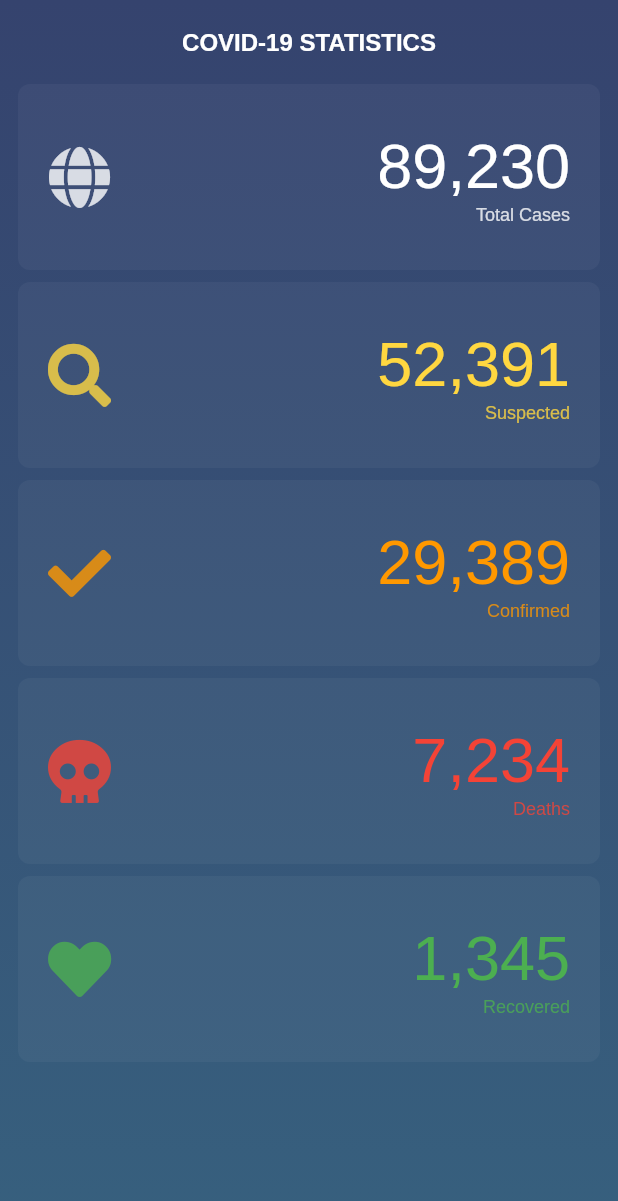
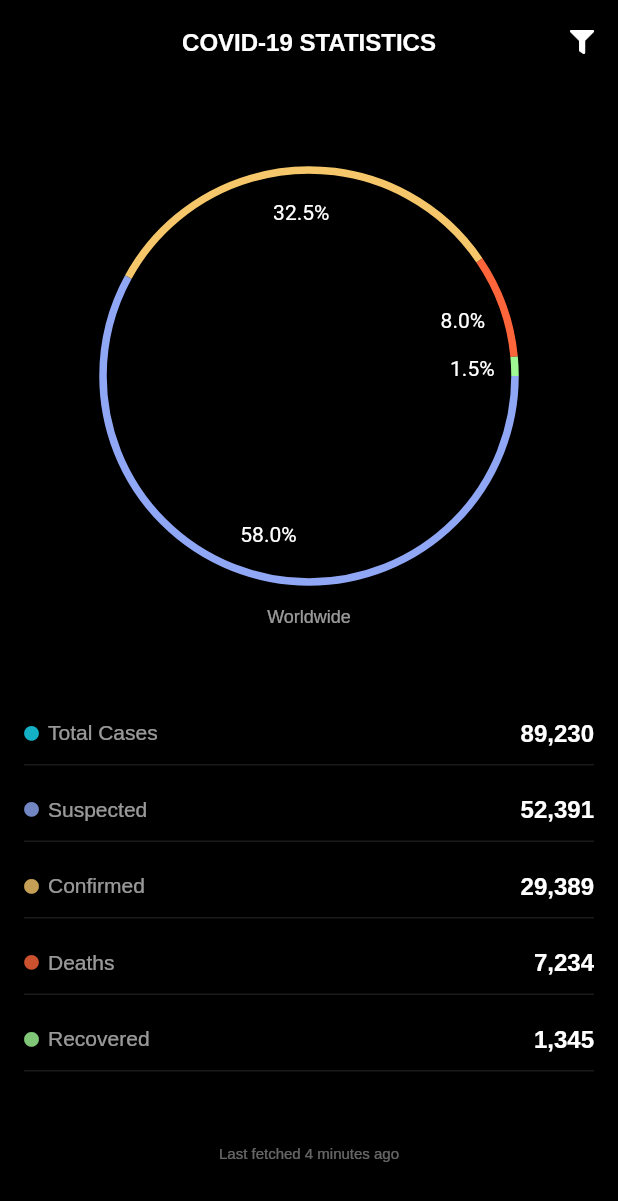
Before and after one commit to shyrwinsia/corona-watch, a Flutter app: the screen it shows after launch, on a phone screen of 412 x 824 dp. Shown: the top 1201 px of the screen. Run offline on Flutter 3.47's test engine with Material 2 defaults, Android fonts, the phone set to English and light mode, and no system bars; our stand-ins replace font_awesome_flutter.

Commit message:
Added chart

```diff
--- /dev/null
+++ b/lib/chart/chart_painter.dart
@@ -0,0 +1,114 @@
+import 'dart:math' as math;
+
+import 'package:flutter/material.dart';
+import 'pie_chart.dart';
+
+class PieChartPainter extends CustomPainter {
+  List<Paint> _paintList = [];
+  List<double> _subParts;
+  double _total = 0;
+  double _totalAngle = math.pi * 2;
+
+  final TextStyle chartValueStyle;
+  final Color chartValueBackgroundColor;
+  final double initialAngle;
+  final bool showValuesInPercentage;
+  final bool showChartValuesOutside;
+  final int decimalPlaces;
+  final bool showChartValueLabel;
+  final ChartType chartType;
+
+  double _prevAngle = 0;
+
+  PieChartPainter(
+    double angleFactor,
+    this.showChartValuesOutside,
+    List<Color> colorList, {
+    this.chartValueStyle,
+    this.chartValueBackgroundColor,
+    List<double> values,
+    this.initialAngle,
+    this.showValuesInPercentage,
+    this.decimalPlaces,
+    this.showChartValueLabel,
+    this.chartType,
+  }) {
+    for (int i = 0; i < values.length; i++) {
+      final paint = Paint()..color = _getColor(colorList, i);
+      if (chartType == ChartType.ring) {
+        paint.style = PaintingStyle.stroke;
+        paint.strokeWidth = 5;
+      }
+      _paintList.add(paint);
+    }
+    _totalAngle = angleFactor * math.pi * 2;
+    _subParts = values;
+    _total = values.fold(0, (v1, v2) => v1 + v2);
+  }
+
+  @override
+  void paint(Canvas canvas, Size size) {
+    final side = size.width < size.height ? size.width : size.height;
+    _prevAngle = this.initialAngle;
+    for (int i = 0; i < _subParts.length; i++) {
+      canvas.drawArc(
+        new Rect.fromLTWH(0.0, 0.0, side, size.height),
+        _prevAngle,
+        (((_totalAngle) / _total) * _subParts[i]),
+        chartType == ChartType.disc ? true : false,
+        _paintList[i],
+      );
+      final radius = showChartValuesOutside ? side * 0.5 : side / 3;
+      final x = (radius) *
+          math.cos(
+              _prevAngle + ((((_totalAngle) / _total) * _subParts[i]) / 2));
+      final y = (radius) *
+          math.sin(
+              _prevAngle + ((((_totalAngle) / _total) * _subParts[i]) / 2));
+      if (_subParts.elementAt(i).toInt() != 0) {
+        final name = showValuesInPercentage
+            ? (((_subParts.elementAt(i) / _total) * 100)
+                    .toStringAsFixed(this.decimalPlaces) +
+                '%')
+            : _subParts.elementAt(i).toStringAsFixed(this.decimalPlaces);
+
+        _drawName(canvas, name, x, y, side);
+      }
+      _prevAngle = _prevAngle + (((_totalAngle) / _total) * _subParts[i]);
+    }
+  }
+
+  Color _getColor(List<Color> colorList, int index) {
+    if (index > (colorList.length - 1)) {
+      var newIndex = index % (colorList.length - 1);
+      return colorList.elementAt(newIndex);
+    } else
+      return colorList.elementAt(index);
+  }
+
+  void _drawName(Canvas canvas, String name, double x, double y, double side) {
+    TextSpan span = TextSpan(
+      style: chartValueStyle,
+      text: name,
+    );
+    TextPainter tp = TextPainter(
+      text: span,
+      textAlign: TextAlign.center,
+      textDirection: TextDirection.ltr,
+    );
+    tp.layout();
+
+    //Finally paint the text above box
+    tp.paint(
+      canvas,
+      new Offset(
+        (side / 2 + x / 0.84) - (tp.width / 2),
+        (side / 2 + y / 0.84) - (tp.height / 2),
+      ),
+    );
+  }
+
+  @override
+  bool shouldRepaint(PieChartPainter oldDelegate) =>
+      oldDelegate._totalAngle != _totalAngle;
+}
--- /dev/null
+++ b/lib/chart/legend.dart
@@ -0,0 +1,40 @@
+import 'package:flutter/material.dart';
+
+class Legend extends StatelessWidget {
+  Legend({
+    @required this.title,
+    @required this.color,
+    @required this.style,
+  });
+
+  final String title;
+  final Color color;
+  final TextStyle style;
+
+  @override
+  Widget build(BuildContext context) {
+    return Row(
+      mainAxisAlignment: MainAxisAlignment.start,
+      mainAxisSize: MainAxisSize.min,
+      children: <Widget>[
+        Container(
+          margin: EdgeInsets.symmetric(vertical: 2.0),
+          height: 20.0,
+          width: 18.0,
+          color: color,
+        ),
+        SizedBox(
+          width: 8.0,
+        ),
+        Flexible(
+          fit: FlexFit.loose,
+          child: Text(
+            title,
+            style: style,
+            softWrap: true,
+          ),
+        )
+      ],
+    );
+  }
+}
--- /dev/null
+++ b/lib/chart/pie_chart.dart
@@ -0,0 +1,253 @@
+import 'package:flutter/material.dart';
+
+import 'chart_painter.dart';
+import 'legend.dart';
+import 'utils.dart';
+
+enum LegendPosition { top, bottom, left, right }
+
+enum ChartType { disc, ring }
+
+class PieChart extends StatefulWidget {
+  PieChart({
+    @required this.dataMap,
+    this.showChartValueLabel = false,
+    this.chartValueStyle = defaultChartValueStyle,
+    this.legendPosition = LegendPosition.right,
+    this.chartType = ChartType.disc,
+    this.chartValueBackgroundColor = Colors.grey,
+    this.legendStyle = defaultLegendStyle,
+    this.chartRadius,
+    this.animationDuration,
+    this.chartLegendSpacing = 48,
+    this.showChartValuesInPercentage = true,
+    this.showChartValues = true,
+    this.showChartValuesOutside = false,
+    this.colorList = defaultColorList,
+    this.showLegends = true,
+    this.initialAngle = 0.0,
+    this.decimalPlaces = 0,
+    Key key,
+  }) : super(key: key);
+
+  final Map<String, double> dataMap;
+
+  //Chart values text styling
+  final TextStyle chartValueStyle;
+  final bool showChartValueLabel;
+  final Color chartValueBackgroundColor;
+
+  //Legend styling
+  final TextStyle legendStyle;
+
+  final LegendPosition legendPosition;
+  final ChartType chartType;
+
+  final double chartRadius;
+  final Duration animationDuration;
+  final double chartLegendSpacing;
+  final bool showChartValuesInPercentage;
+  final int decimalPlaces;
+  final bool showChartValues;
+  final bool showChartValuesOutside;
+  final List<Color> colorList;
+  final bool showLegends;
+  final double initialAngle;
+
+  @override
+  _PieChartState createState() => _PieChartState();
+}
+
+class _PieChartState extends State<PieChart>
+    with SingleTickerProviderStateMixin {
+  Animation<double> animation;
+  AnimationController controller;
+  double _fraction = 0.0;
+
+  List<String> legendTitles;
+  List<double> legendValues;
+
+  void initLegends() {
+    this.legendTitles = widget.dataMap.keys.toList(growable: false);
+  }
+
+  void initValues() {
+    this.legendValues = widget.dataMap.values.toList(growable: false);
+  }
+
+  Color getColor(List<Color> colorList, int index) {
+    if (index > (colorList.length - 1)) {
+      final newIndex = index % (colorList.length - 1);
+      return colorList.elementAt(newIndex);
+    }
+    return colorList.elementAt(index);
+  }
+
+  void initData() {
+    assert(
+      widget.dataMap != null && widget.dataMap.isNotEmpty,
+      "dataMap passed to pie chart cant be null or empty",
+    );
+    initLegends();
+    initValues();
+  }
+
+  @override
+  void initState() {
+    super.initState();
+    initData();
+    controller = AnimationController(
+      duration: widget.animationDuration ?? Duration(milliseconds: 800),
+      vsync: this,
+    );
+    final Animation curve = CurvedAnimation(
+      parent: controller,
+      curve: Curves.decelerate,
+    );
+    animation = Tween<double>(begin: 0, end: 1).animate(curve)
+      ..addListener(() {
+        setState(() {
+          _fraction = animation.value;
+        });
+      });
+    controller.forward();
+  }
+
+  @override
+  void didUpdateWidget(PieChart oldWidget) {
+    //This condition isn't working oldWidget.data is giving same data as
+    //new widget.
+    // print(oldWidget.dataMap);
+    // print(widget.dataMap);
+    //if (oldWidget.dataMap != widget.dataMap) initData();
+    initData();
+    super.didUpdateWidget(oldWidget);
+  }
+
+  @override
+  void dispose() {
+    controller?.dispose();
+    super.dispose();
+  }
+
+  _getChart() {
+    return Flexible(
+      child: LayoutBuilder(
+        builder: (_, c) => Container(
+          height: widget.chartRadius != null
+              ? c.maxWidth < widget.chartRadius
+                  ? c.maxWidth
+                  : widget.chartRadius
+              : null,
+          child: CustomPaint(
+            painter: PieChartPainter(
+              _fraction,
+              widget.showChartValuesOutside,
+              widget.colorList,
+              chartValueStyle: widget.chartValueStyle,
+              chartValueBackgroundColor: widget.chartValueBackgroundColor,
+              values: legendValues,
+              initialAngle: widget.initialAngle,
+              showValuesInPercentage: widget.showChartValuesInPercentage,
+              decimalPlaces: widget.decimalPlaces,
+              showChartValueLabel: widget.showChartValueLabel,
+              chartType: widget.chartType,
+            ),
+            child: AspectRatio(aspectRatio: 1),
+          ),
+        ),
+      ),
+    );
+  }
+
+  _getLegend(EdgeInsets legendSpacing) {
+    if (widget.showLegends) {
+      return Flexible(
+        fit: FlexFit.loose,
+        child: Padding(
+          padding: legendSpacing,
+          child: Column(
+            crossAxisAlignment: CrossAxisAlignment.start,
+            mainAxisSize: MainAxisSize.min,
+            children: legendTitles
+                .map((item) => Legend(
+                      title: item,
+                      color: getColor(
+                        widget.colorList,
+                        legendTitles.indexOf(item),
+                      ),
+                      style: widget.legendStyle,
+                    ))
+                .toList(),
+          ),
+        ),
+      );
+    } else
+      return SizedBox(
+        height: 0,
+        width: 0,
+      );
+  }
+
+  _getPieChart() {
+    switch (widget.legendPosition) {
+      case LegendPosition.top:
+        return Column(
+          mainAxisSize: MainAxisSize.min,
+          children: <Widget>[
+            _getLegend(
+              EdgeInsets.only(
+                bottom: widget.chartLegendSpacing,
+              ),
+            ),
+            _getChart(),
+          ],
+        );
+      case LegendPosition.bottom:
+        return Column(
+          mainAxisSize: MainAxisSize.min,
+          children: <Widget>[
+            _getChart(),
+            _getLegend(
+              EdgeInsets.only(
+                top: widget.chartLegendSpacing,
+              ),
+            ),
+          ],
+        );
+      case LegendPosition.left:
+        return Row(
+          mainAxisSize: MainAxisSize.min,
+          children: <Widget>[
+            _getLegend(
+              EdgeInsets.only(
+                right: widget.chartLegendSpacing,
+              ),
+            ),
+            _getChart(),
+          ],
+        );
+      case LegendPosition.right:
+        return Row(
+          mainAxisSize: MainAxisSize.min,
+          children: <Widget>[
+            _getChart(),
+            _getLegend(
+              EdgeInsets.only(
+                left: widget.chartLegendSpacing,
+              ),
+            ),
+          ],
+        );
+    }
+  }
+
+  @override
+  Widget build(BuildContext context) {
+    return Container(
+      alignment: Alignment.center,
+      padding: EdgeInsets.all(8.0),
+      child: _getPieChart(),
+    );
+  }
+}
--- /dev/null
+++ b/lib/chart/utils.dart
@@ -0,0 +1,23 @@
+import 'package:flutter/material.dart';
+
+const defaultChartValueStyle = TextStyle(
+  fontSize: 12,
+  fontWeight: FontWeight.bold,
+  color: Colors.black,
+);
+
+const defaultLegendStyle = TextStyle(
+  fontSize: 12,
+  fontWeight: FontWeight.bold,
+);
+
+const List<Color> defaultColorList = [
+  Color(0xFFff7675),
+  Color(0xFF74b9ff),
+  Color(0xFF55efc4),
+  Color(0xFFffeaa7),
+  Color(0xFFa29bfe),
+  Color(0xFFfd79a8),
+  Color(0xFFe17055),
+  Color(0xFF00b894),
+];
--- a/lib/main.dart
+++ b/lib/main.dart
@@ -1,6 +1,8 @@
 import 'package:flutter/material.dart';
 import 'package:flutter/services.dart';
 import 'package:font_awesome_flutter/font_awesome_flutter.dart';
+
+import 'chart/pie_chart.dart';
 
 void main() {
   SystemChrome.setSystemUIOverlayStyle(
@@ -29,6 +31,15 @@ class MyHomePage extends StatefulWidget {
 }
 
 class _MyHomePageState extends State<MyHomePage> {
+  Map<String, double> dataMap = new Map();
+
+  _MyHomePageState() {
+    dataMap.putIfAbsent("suspect", () => 52391);
+    dataMap.putIfAbsent("sick", () => 29389);
+    dataMap.putIfAbsent("dead", () => 7234);
+    dataMap.putIfAbsent("ok", () => 1345);
+  }
+
   @override
   Widget build(BuildContext context) {
     return Stack(
@@ -36,12 +47,7 @@ class _MyHomePageState extends State<MyHomePage> {
         Container(
           height: double.infinity,
           width: double.infinity,
-          decoration: BoxDecoration(
-            gradient: LinearGradient(
-                begin: Alignment.topCenter,
-                end: Alignment.bottomCenter,
-                colors: [const Color(0xff35436e), const Color(0xff37607e)]),
-          ),
+          decoration: BoxDecoration(color: Colors.black),
         ),
         Scaffold(
           backgroundColor: Colors.transparent,
@@ -53,34 +59,92 @@ class _MyHomePageState extends State<MyHomePage> {
             centerTitle: true,
             backgroundColor: Colors.transparent,
             elevation: 0.0,
+            actions: <Widget>[
+              IconButton(
+                  icon: Icon(
+                    FontAwesomeIcons.filter,
+                    color: Colors.white,
+                    size: 16,
+                  ),
+                  onPressed: () {})
+            ],
           ),
           body: Container(
-            padding: EdgeInsets.symmetric(horizontal: 12),
+            padding: EdgeInsets.symmetric(horizontal: 16),
             child: Column(
-              mainAxisAlignment: MainAxisAlignment.start,
-              crossAxisAlignment: CrossAxisAlignment.start,
+              mainAxisAlignment: MainAxisAlignment.spaceEvenly,
+              crossAxisAlignment: CrossAxisAlignment.center,
               children: <Widget>[
-                statTile(FontAwesomeIcons.globe, Colors.white, 'Total Cases',
-                    '89,230'),
+                Column(
+                  mainAxisAlignment: MainAxisAlignment.center,
+                  crossAxisAlignment: CrossAxisAlignment.center,
+                  children: <Widget>[
+                    PieChart(
+                      dataMap: dataMap,
+                      animationDuration: Duration(milliseconds: 800),
+                      chartLegendSpacing: 32.0,
+                      chartRadius: MediaQuery.of(context).size.width / 1.5,
+                      showChartValuesInPercentage: true,
+                      showChartValues: false,
+                      showChartValuesOutside: false,
+                      chartValueBackgroundColor: Colors.grey[200],
+                      colorList: [
+                        Color(0xff8fa7f4),
+                        Color(0xfff5c76a),
+                        Color(0xffff653b),
+                        Color(0xff9ff794)
+                      ],
+                      showLegends: false,
+                      decimalPlaces: 1,
+                      showChartValueLabel: true,
+                      initialAngle: 0,
+                      chartType: ChartType.ring,
+                      chartValueStyle: TextStyle(
+                        color: Colors.white,
+                      ),
+                    ),
+                    Padding(
+                      padding: EdgeInsets.only(top: 8),
+                      child: Text('Worldwide',
+                          style: TextStyle(
+                              fontSize: 12,
+                              color: Colors.white.withOpacity(0.6))),
+                    ),
+                  ],
+                ),
+                Column(
+                  mainAxisAlignment: MainAxisAlignment.center,
+                  crossAxisAlignment: CrossAxisAlignment.center,
+                  children: <Widget>[
+                    statTile(FontAwesomeIcons.globe, const Color(0xff18dcf8),
+                        'Total Cases', '89,230'),
                     SizedBox(
                       height: 8,
                     ),
-                statTile(FontAwesomeIcons.search, Colors.amberAccent,
+                    statTile(FontAwesomeIcons.search, const Color(0xff8fa7f4),
                         'Suspected', '52,391'),
                     SizedBox(
                       height: 8,
                     ),
-                statTile(FontAwesomeIcons.check, Colors.orange, 'Confirmed',
-                    '29,389'),
+                    statTile(FontAwesomeIcons.check, const Color(0xfff5c76a),
+                        'Confirmed', '29,389'),
                     SizedBox(
                       height: 8,
                     ),
-                statTile(FontAwesomeIcons.skull, Colors.red, 'Deaths', '7,234'),
+                    statTile(FontAwesomeIcons.skull, const Color(0xffff653b),
+                        'Deaths', '7,234'),
                     SizedBox(
                       height: 8,
                     ),
-                statTile(FontAwesomeIcons.solidHeart, Colors.green, 'Recovered',
-                    '1,345')
+                    statTile(FontAwesomeIcons.solidHeart,
+                        const Color(0xff9ff794), 'Recovered', '1,345'),
+                  ],
+                ),
+                Text(
+                  'Last fetched 4 minutes ago',
+                  style: TextStyle(
+                      fontSize: 10, color: Colors.white.withOpacity(.4)),
+                ),
               ],
             ),
           ),
@@ -91,36 +155,36 @@ class _MyHomePageState extends State<MyHomePage> {
 
   Widget statTile(IconData icon, Color color, String label, String value) {
     return Container(
+      padding: EdgeInsets.symmetric(vertical: 12, horizontal: 0),
       decoration: BoxDecoration(
-        color: Colors.white.withAlpha(10),
-        borderRadius: new BorderRadius.all(new Radius.circular(8)),
+        border: Border(
+          bottom: BorderSide(width: 1.0, color: Colors.white10),
         ),
-      padding: EdgeInsets.symmetric(vertical: 30, horizontal: 20),
+      ),
       child: Row(
         mainAxisAlignment: MainAxisAlignment.spaceBetween,
         crossAxisAlignment: CrossAxisAlignment.center,
         children: <Widget>[
-          Icon(
-            icon,
-            color: color.withOpacity(0.8),
-            size: 42,
-          ),
-          Column(
-            mainAxisAlignment: MainAxisAlignment.center,
-            crossAxisAlignment: CrossAxisAlignment.end,
+          Row(
+            mainAxisAlignment: MainAxisAlignment.spaceEvenly,
+            crossAxisAlignment: CrossAxisAlignment.center,
             children: <Widget>[
-              Text(
-                value,
-                style: TextStyle(fontSize: 42, color: color),
-              ),
+              Icon(FontAwesomeIcons.solidCircle,
+                  color: color.withOpacity(0.8), size: 10),
               SizedBox(
-                height: 2,
+                width: 6,
               ),
               Text(
                 label,
-                style: TextStyle(fontSize: 12, color: color.withOpacity(.8)),
-              )
+                style: TextStyle(
+                    fontSize: 14, color: Colors.white.withOpacity(.6)),
+              ),
             ],
+          ),
+          Text(
+            value,
+            style: TextStyle(
+                fontSize: 16, fontWeight: FontWeight.bold, color: Colors.white),
           ),
         ],
       ),
@@ -128,6 +192,23 @@ class _MyHomePageState extends State<MyHomePage> {
   }
 }
 
+// Column(
+//   mainAxisAlignment: MainAxisAlignment.center,
+//   crossAxisAlignment: CrossAxisAlignment.end,
+//   children: <Widget>[
+//     Text(
+//       value,
+//       style: TextStyle(fontSize: 42, color: color),
+//     ),
+//     SizedBox(
+//       height: 2,
+//     ),
+//     Text(
+//       label,
+//       style: TextStyle(fontSize: 12, color: color.withOpacity(.8)),
+//     )
+//   ],
+// ),
 // Column(
 //   children: <Widget>[
 //     SizedBox(
```
Lines whose indentation alone changed are shown as unchanged.
